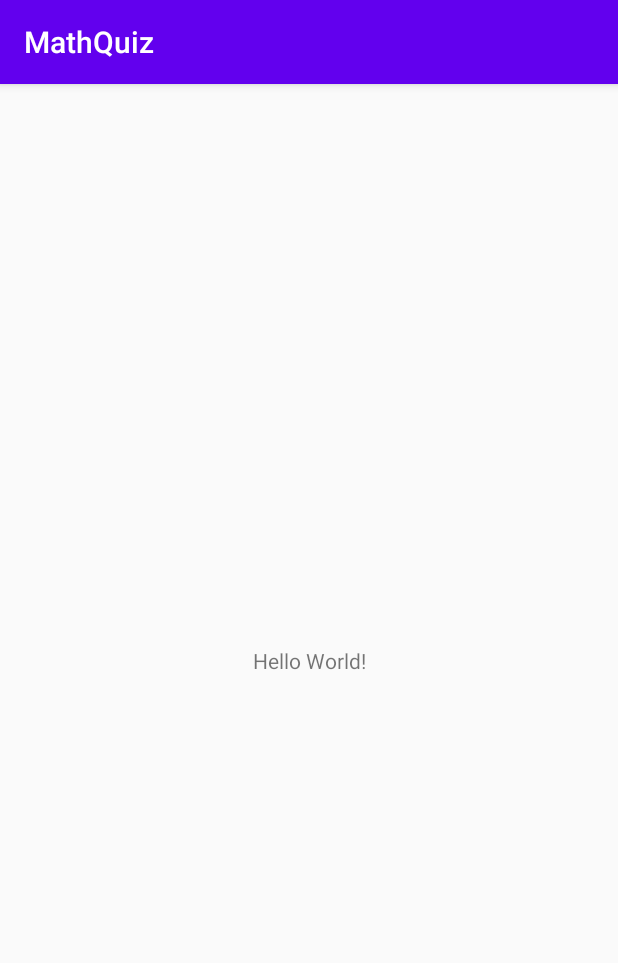
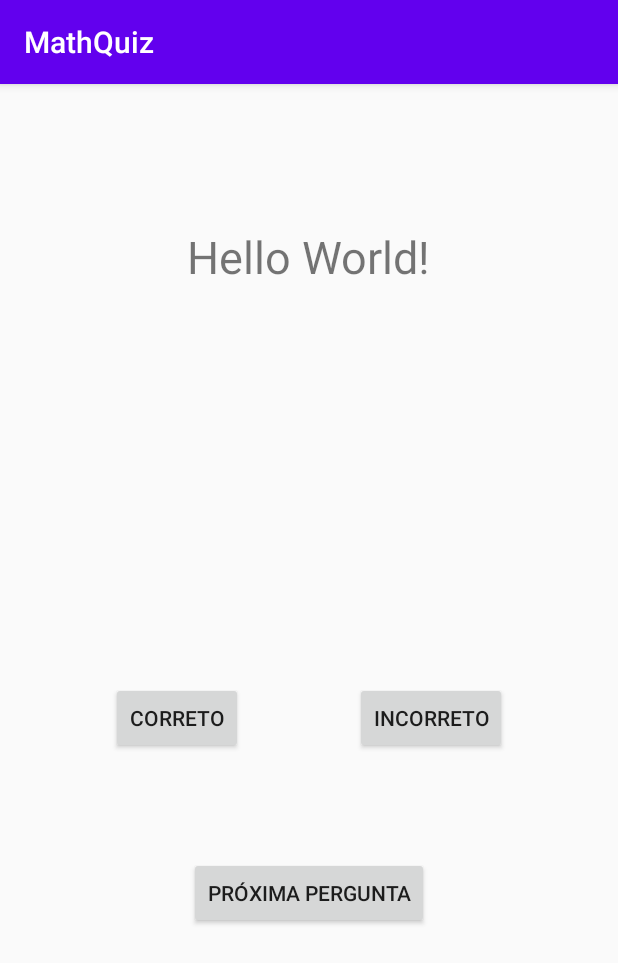
Before and after one commit to bispodev/first-app-android, an Android app: the screen it shows after launch (MainActivity), on a phone screen of 412 x 824 dp. Shown: the top 963 px of the screen. Run offline under Robolectric (Android 15) with nearby library versions, the phone set to English and light mode, and no system bars.

Commit message:
Screen
First Screen Layout

```diff
--- a/app/src/main/AndroidManifest.xml
+++ b/app/src/main/AndroidManifest.xml
@@ -9,7 +9,7 @@
         android:roundIcon="@mipmap/ic_launcher_round"
         android:supportsRtl="true"
         android:theme="@style/AppTheme">
-        <activity android:name=".MainActivity">
+        <activity android:name=".controller.MainActivity">
             <intent-filter>
                 <action android:name="android.intent.action.MAIN" />
 
--- a/app/src/main/java/com/bispodev/mathquiz/MainActivity.java
+++ b/app/src/main/java/com/bispodev/mathquiz/controller/MainActivity.java
@@ -1,8 +1,10 @@
-package com.bispodev.mathquiz;
+package com.bispodev.mathquiz.controller;
 
 import androidx.appcompat.app.AppCompatActivity;
 
 import android.os.Bundle;
+
+import com.bispodev.mathquiz.R;
 
 public class MainActivity extends AppCompatActivity {
 
--- a/app/src/main/res/layout/activity_main.xml
+++ b/app/src/main/res/layout/activity_main.xml
@@ -4,15 +4,51 @@
     xmlns:tools="http://schemas.android.com/tools"
     android:layout_width="match_parent"
     android:layout_height="match_parent"
-    tools:context=".MainActivity">
+    tools:context=".controller.MainActivity">
 
     <TextView
+        android:id="@+id/textView"
         android:layout_width="wrap_content"
         android:layout_height="wrap_content"
         android:text="Hello World!"
+        android:textSize="30sp"
         app:layout_constraintBottom_toBottomOf="parent"
         app:layout_constraintLeft_toLeftOf="parent"
         app:layout_constraintRight_toRightOf="parent"
-        app:layout_constraintTop_toTopOf="parent" />
+        app:layout_constraintTop_toTopOf="parent"
+        app:layout_constraintVertical_bias="0.13" />
+
+    <Button
+        android:id="@+id/buttonIncorreto"
+        android:layout_width="wrap_content"
+        android:layout_height="wrap_content"
+        android:text="Incorreto"
+        app:layout_constraintBottom_toBottomOf="parent"
+        app:layout_constraintLeft_toRightOf="@id/buttonCorreto"
+        app:layout_constraintRight_toRightOf="parent"
+        app:layout_constraintTop_toBottomOf="@id/textView"
+        app:layout_constraintVertical_bias="0.450" />
+
+    <Button
+        android:id="@+id/buttonCorreto"
+        android:layout_width="wrap_content"
+        android:layout_height="wrap_content"
+        android:text="Correto"
+        app:layout_constraintBottom_toBottomOf="parent"
+        app:layout_constraintLeft_toLeftOf="parent"
+        app:layout_constraintRight_toLeftOf="@id/buttonIncorreto"
+        app:layout_constraintTop_toBottomOf="@id/textView"
+        app:layout_constraintVertical_bias="0.450" />
+
+    <Button
+        android:id="@+id/nextQuestion"
+        android:layout_width="wrap_content"
+        android:layout_height="wrap_content"
+        android:text="Próxima pergunta"
+        app:layout_constraintBottom_toBottomOf="parent"
+        app:layout_constraintLeft_toLeftOf="parent"
+        app:layout_constraintRight_toRightOf="parent"
+        app:layout_constraintTop_toBottomOf="@id/textView"
+        app:layout_constraintVertical_bias="0.650" />
 
 </androidx.constraintlayout.widget.ConstraintLayout>
```
